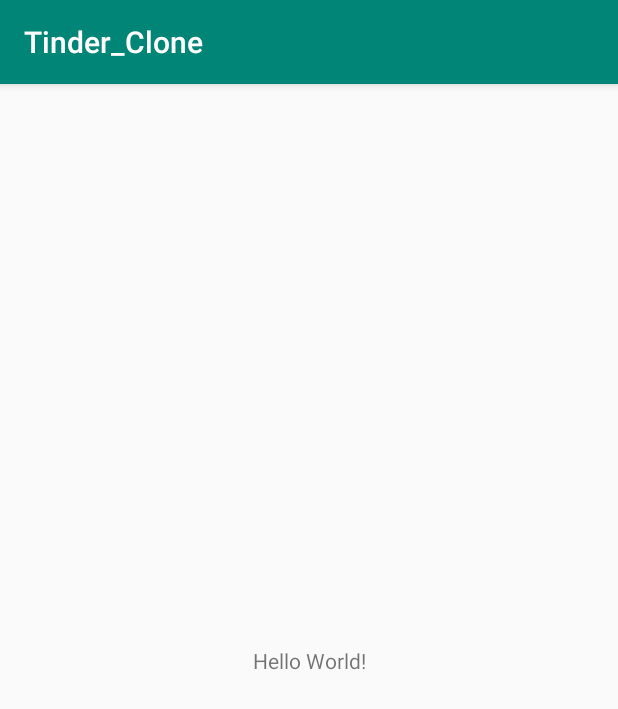
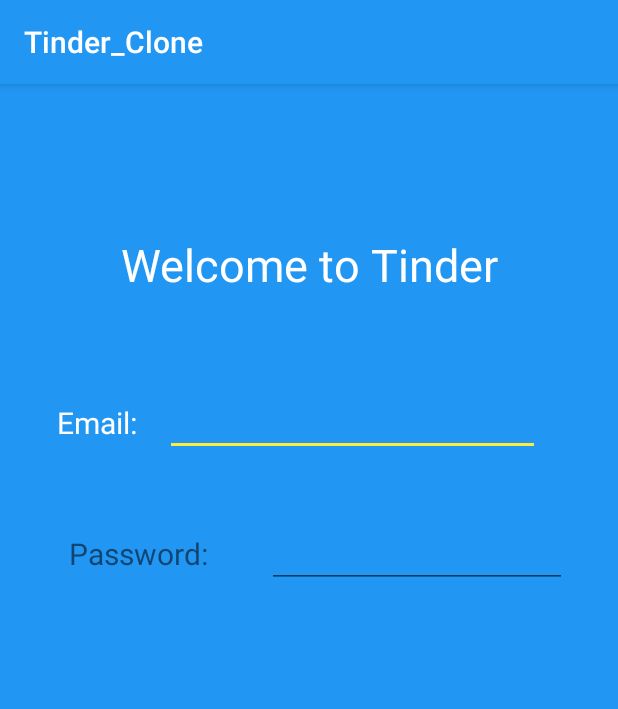
Before and after one commit to hisnameispum/Tinder_Clone, an Android app: the screen it shows after launch (MainActivity), on a phone screen of 412 x 824 dp. Shown: the top 709 px of the screen. Run offline under Robolectric (Android 15) with nearby library versions, the phone set to English and light mode, and no system bars.

Commit message:
Added Welcome Screen

```diff
--- a/app/src/main/java/com/sirux/tinder_clone/MainActivity.java
+++ b/app/src/main/java/com/sirux/tinder_clone/MainActivity.java
@@ -1,7 +1,6 @@
 package com.sirux.tinder_clone;
 
 import androidx.appcompat.app.AppCompatActivity;
-
 import android.os.Bundle;
 
 public class MainActivity extends AppCompatActivity {
--- a/app/src/main/res/layout/activity_main.xml
+++ b/app/src/main/res/layout/activity_main.xml
@@ -1,18 +1,78 @@
 <?xml version="1.0" encoding="utf-8"?>
-<androidx.constraintlayout.widget.ConstraintLayout xmlns:android="http://schemas.android.com/apk/res/android"
+<androidx.constraintlayout.widget.ConstraintLayout
+    xmlns:android="http://schemas.android.com/apk/res/android"
+    xmlns:tools="http://schemas.android.com/tools"
     xmlns:app="http://schemas.android.com/apk/res-auto"
-    xmlns:tools="http://schemas.android.com/tools"
     android:layout_width="match_parent"
     android:layout_height="match_parent"
+    android:background="@color/colorPrimary"
     tools:context=".MainActivity">
 
     <TextView
+        android:id="@+id/main_tinder"
         android:layout_width="wrap_content"
         android:layout_height="wrap_content"
-        android:text="Hello World!"
+        android:layout_marginStart="8dp"
+        android:layout_marginTop="100dp"
+        android:textColor="@color/white"
+        android:layout_marginEnd="8dp"
+        android:text="Welcome to Tinder"
+        android:textSize="30sp"
+        app:layout_constraintEnd_toEndOf="parent"
+        app:layout_constraintStart_toStartOf="parent"
+        app:layout_constraintTop_toTopOf="parent" />
+
+    <TextView
+        android:id="@+id/main_email"
+        android:layout_width="wrap_content"
+        android:layout_height="wrap_content"
+        android:text="Email: "
+        android:textSize="20sp"
+        android:textColor="@color/white"
         app:layout_constraintBottom_toBottomOf="parent"
+        app:layout_constraintHorizontal_bias="0.108"
         app:layout_constraintLeft_toLeftOf="parent"
         app:layout_constraintRight_toRightOf="parent"
-        app:layout_constraintTop_toTopOf="parent" />
+        app:layout_constraintTop_toTopOf="parent"
+        app:layout_constraintVertical_bias="0.286" />
+
+    <EditText
+        android:id="@+id/main_et_email"
+        android:layout_width="250dp"
+        android:layout_height="wrap_content"
+        android:layout_marginEnd="16dp"
+        app:layout_constraintBottom_toBottomOf="@+id/main_email"
+        app:layout_constraintEnd_toEndOf="parent"
+        app:layout_constraintHorizontal_bias="0.276"
+        app:layout_constraintStart_toEndOf="@+id/main_email"
+        app:layout_constraintTop_toTopOf="@+id/main_email"
+        app:layout_constraintVertical_bias="0.555" />
+
+    <TextView
+        android:id="@+id/main_password"
+        android:layout_width="wrap_content"
+        android:layout_height="wrap_content"
+        android:layout_marginStart="8dp"
+        android:layout_marginTop="60dp"
+        android:text="Password: "
+        android:textSize="20sp"
+        app:layout_constraintStart_toStartOf="@+id/main_email"
+        app:layout_constraintTop_toBottomOf="@+id/main_email" />
+
+    <EditText
+        android:id="@+id/main_et_password"
+        android:layout_width="200dp"
+        android:layout_height="wrap_content"
+        android:layout_marginStart="8dp"
+        android:layout_marginEnd="8dp"
+        android:inputType="numberPassword"
+        app:layout_constraintBottom_toBottomOf="@+id/main_password"
+        app:layout_constraintEnd_toEndOf="parent"
+        app:layout_constraintStart_toEndOf="@+id/main_password"
+        app:layout_constraintTop_toTopOf="@+id/main_password" />
+
+
+
+
 
 </androidx.constraintlayout.widget.ConstraintLayout>
--- a/app/src/main/res/values/colors.xml
+++ b/app/src/main/res/values/colors.xml
@@ -1,6 +1,7 @@
 <?xml version="1.0" encoding="utf-8"?>
 <resources>
-    <color name="colorPrimary">#008577</color>
-    <color name="colorPrimaryDark">#00574B</color>
-    <color name="colorAccent">#D81B60</color>
+    <color name="colorPrimary">#2196F3</color>
+    <color name="colorPrimaryDark">#2196F3</color>
+    <color name="colorAccent">#FFEB3B</color>
+    <color name="white">#FFFFFF</color>
 </resources>
```
